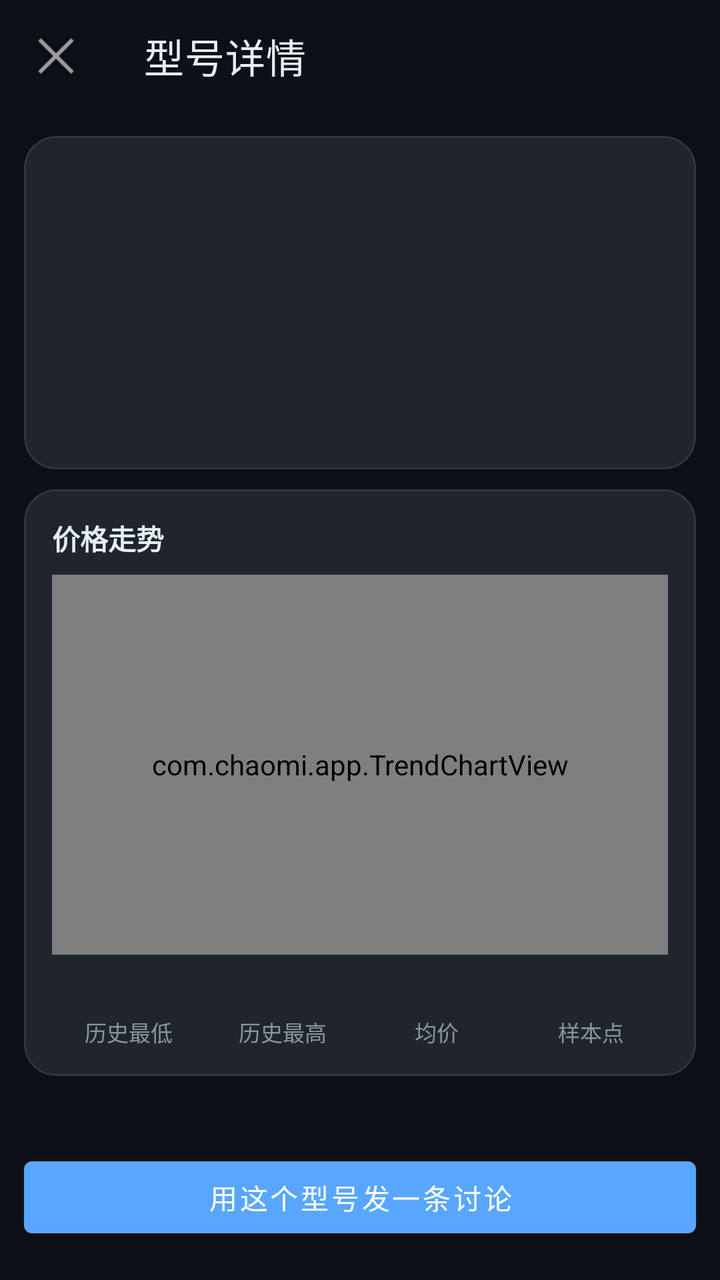
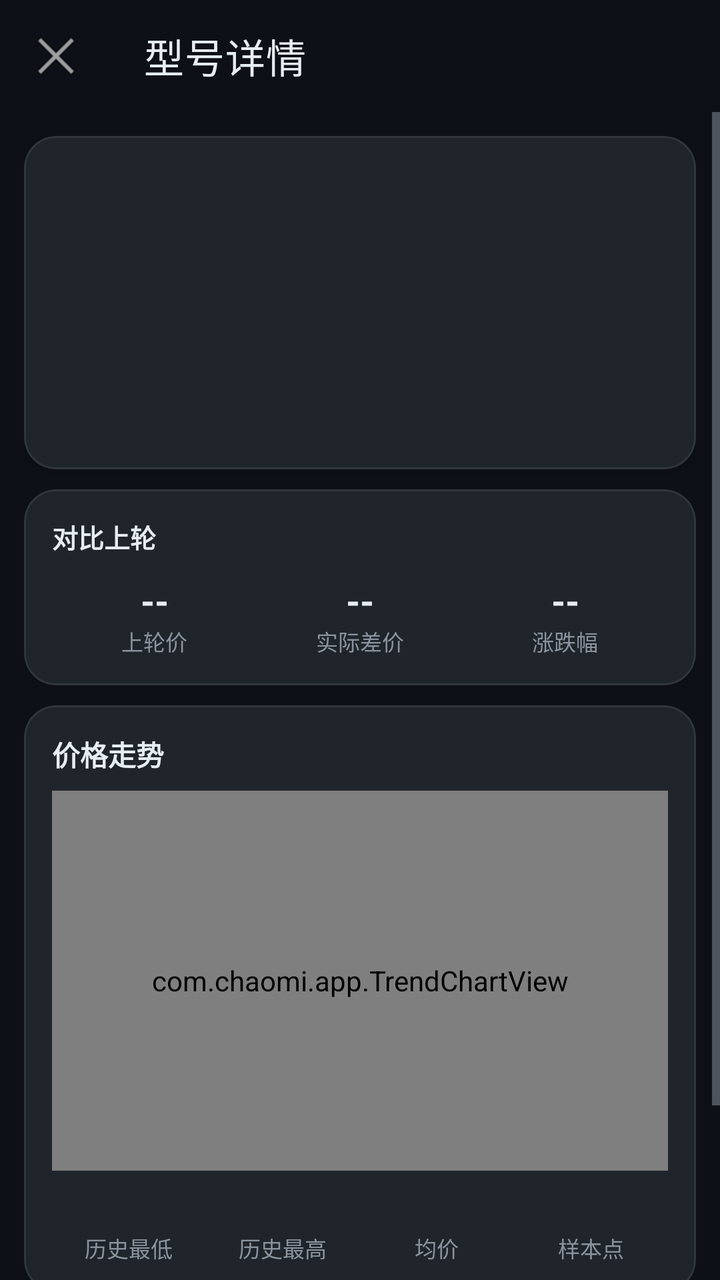

Two renders of the same Android screen: before a commit and after it. Below are the layout's source before the change and the commit's diff.
<!-- AndroidManifest.xml: application theme Theme.Chaomi -->
<!-- res/layout/activity_model_detail.xml -->
<?xml version="1.0" encoding="utf-8"?>
<LinearLayout
    xmlns:android="http://schemas.android.com/apk/res/android"
    android:id="@+id/root"
    xmlns:app="http://schemas.android.com/apk/res-auto"
    android:layout_width="match_parent"
    android:layout_height="match_parent"
    android:orientation="vertical"
    android:background="@color/chaomi_bg">

    <com.google.android.material.appbar.MaterialToolbar
        android:id="@+id/toolbar"
        android:layout_width="match_parent"
        android:layout_height="?attr/actionBarSize"
        android:background="@color/chaomi_bg"
        app:navigationIcon="@android:drawable/ic_menu_close_clear_cancel"
        app:title="型号详情"
        app:titleTextColor="@color/chaomi_text" />

    <ScrollView
        android:layout_width="match_parent"
        android:layout_height="0dp"
        android:layout_weight="1"
        android:fillViewport="true">

        <LinearLayout
            android:layout_width="match_parent"
            android:layout_height="wrap_content"
            android:orientation="vertical"
            android:padding="12dp">

            <com.google.android.material.card.MaterialCardView
                android:layout_width="match_parent"
                android:layout_height="wrap_content"
                app:cardBackgroundColor="@color/chaomi_surface"
                app:cardCornerRadius="16dp"
                app:strokeColor="@color/chaomi_border"
                app:strokeWidth="1dp">

                <LinearLayout
                    android:layout_width="match_parent"
                    android:layout_height="wrap_content"
                    android:orientation="vertical"
                    android:padding="16dp">

                    <TextView
                        android:id="@+id/dCat"
                        android:layout_width="wrap_content"
                        android:layout_height="wrap_content"
                        android:textSize="11sp"
                        android:textColor="@color/chaomi_gold" />

                    <TextView
                        android:id="@+id/dModel"
                        android:layout_width="match_parent"
                        android:layout_height="wrap_content"
                        android:layout_marginTop="4dp"
                        android:textColor="@color/chaomi_text"
                        android:textSize="20sp"
                        android:textStyle="bold" />

                    <TextView
                        android:id="@+id/dSpec"
                        android:layout_width="match_parent"
                        android:layout_height="wrap_content"
                        android:layout_marginTop="2dp"
                        android:textColor="@color/chaomi_text_dim"
                        android:textSize="12sp" />

                    <LinearLayout
                        android:layout_width="match_parent"
                        android:layout_height="wrap_content"
                        android:layout_marginTop="10dp"
                        android:gravity="bottom"
                        android:orientation="horizontal">

                        <TextView
                            android:id="@+id/dPrice"
                            android:layout_width="wrap_content"
                            android:layout_height="wrap_content"
                            android:textColor="@color/chaomi_text"
                            android:textSize="30sp"
                            android:textStyle="bold" />

                        <TextView
                            android:id="@+id/dChange"
                            android:layout_width="wrap_content"
                            android:layout_height="wrap_content"
                            android:layout_marginStart="10dp"
                            android:layout_marginBottom="4dp"
                            android:textSize="14sp" />
                    </LinearLayout>

                    <TextView
                        android:id="@+id/dShop"
                        android:layout_width="match_parent"
                        android:layout_height="wrap_content"
                        android:layout_marginTop="4dp"
                        android:textColor="@color/chaomi_text_dim"
                        android:textSize="12sp" />
                </LinearLayout>
            </com.google.android.material.card.MaterialCardView>

            <com.google.android.material.card.MaterialCardView
                android:layout_width="match_parent"
                android:layout_height="wrap_content"
                android:layout_marginTop="10dp"
                app:cardBackgroundColor="@color/chaomi_surface"
                app:cardCornerRadius="16dp"
                app:strokeColor="@color/chaomi_border"
                app:strokeWidth="1dp">

                <LinearLayout
                    android:layout_width="match_parent"
                    android:layout_height="wrap_content"
                    android:orientation="vertical"
                    android:padding="14dp">

                    <TextView
                        android:layout_width="match_parent"
                        android:layout_height="wrap_content"
                        android:text="价格走势"
                        android:textColor="@color/chaomi_text"
                        android:textSize="14sp"
                        android:textStyle="bold" />

                    <com.chaomi.app.TrendChartView
                        android:id="@+id/chart"
                        android:layout_width="match_parent"
                        android:layout_height="190dp"
                        android:layout_marginTop="8dp" />

                    <LinearLayout
                        android:layout_width="match_parent"
                        android:layout_height="wrap_content"
                        android:layout_marginTop="10dp"
                        android:orientation="horizontal">

                        <LinearLayout
                            android:layout_width="0dp"
                            android:layout_height="wrap_content"
                            android:layout_weight="1"
                            android:gravity="center"
                            android:orientation="vertical">

                            <TextView
                                android:id="@+id/sMin"
                                android:layout_width="wrap_content"
                                android:layout_height="wrap_content"
                                android:textColor="@color/chaomi_text"
                                android:textSize="15sp"
                                android:textStyle="bold" />

                            <TextView
                                android:layout_width="wrap_content"
                                android:layout_height="wrap_content"
                                android:text="历史最低"
                                android:textColor="@color/chaomi_text_dim"
                                android:textSize="11sp" />
                        </LinearLayout>

                        <LinearLayout
                            android:layout_width="0dp"
                            android:layout_height="wrap_content"
                            android:layout_weight="1"
                            android:gravity="center"
                            android:orientation="vertical">

                            <TextView
                                android:id="@+id/sMax"
                                android:layout_width="wrap_content"
                                android:layout_height="wrap_content"
                                android:textColor="@color/chaomi_text"
                                android:textSize="15sp"
                                android:textStyle="bold" />

                            <TextView
                                android:layout_width="wrap_content"
                                android:layout_height="wrap_content"
                                android:text="历史最高"
                                android:textColor="@color/chaomi_text_dim"
                                android:textSize="11sp" />
                        </LinearLayout>

                        <LinearLayout
                            android:layout_width="0dp"
                            android:layout_height="wrap_content"
                            android:layout_weight="1"
                            android:gravity="center"
                            android:orientation="vertical">

                            <TextView
                                android:id="@+id/sAvg"
                                android:layout_width="wrap_content"
                                android:layout_height="wrap_content"
                                android:textColor="@color/chaomi_text"
                                android:textSize="15sp"
                                android:textStyle="bold" />

                            <TextView
                                android:layout_width="wrap_content"
                                android:layout_height="wrap_content"
                                android:text="均价"
                                android:textColor="@color/chaomi_text_dim"
                                android:textSize="11sp" />
                        </LinearLayout>

                        <LinearLayout
                            android:layout_width="0dp"
                            android:layout_height="wrap_content"
                            android:layout_weight="1"
                            android:gravity="center"
                            android:orientation="vertical">

                            <TextView
                                android:id="@+id/sCount"
                                android:layout_width="wrap_content"
                                android:layout_height="wrap_content"
                                android:textColor="@color/chaomi_text"
                                android:textSize="15sp"
                                android:textStyle="bold" />

                            <TextView
                                android:layout_width="wrap_content"
                                android:layout_height="wrap_content"
                                android:text="样本点"
                                android:textColor="@color/chaomi_text_dim"
                                android:textSize="11sp" />
                        </LinearLayout>
                    </LinearLayout>
                </LinearLayout>
            </com.google.android.material.card.MaterialCardView>

            <TextView
                android:id="@+id/dTitle"
                android:layout_width="match_parent"
                android:layout_height="wrap_content"
                android:layout_marginTop="10dp"
                android:layout_marginStart="4dp"
                android:textColor="@color/chaomi_text_dim"
                android:textSize="11sp" />

            <com.google.android.material.button.MaterialButton
                android:id="@+id/btnPost"
                android:layout_width="match_parent"
                android:layout_height="wrap_content"
                android:layout_marginTop="12dp"
                android:text="用这个型号发一条讨论"
                app:backgroundTint="@color/chaomi_accent" />
        </LinearLayout>
    </ScrollView>
</LinearLayout>
<!-- resources referenced by this layout -->
<resources>
  <color name="chaomi_accent">#58a6ff</color>
  <color name="chaomi_bg">#0d1117</color>
  <color name="chaomi_border">#30363d</color>
  <color name="chaomi_gold">#e3b341</color>
  <color name="chaomi_surface">#161b22</color>
  <color name="chaomi_text">#e6edf3</color>
  <color name="chaomi_text_dim">#8b949e</color>
  <style name="Theme.Chaomi" parent="Theme.MaterialComponents.NoActionBar">
          <item name="colorPrimary">@color/chaomi_accent</item>
          <item name="colorPrimaryVariant">@color/chaomi_accent_2</item>
          <item name="colorOnPrimary">#ffffff</item>
          <item name="colorSecondary">@color/chaomi_gold</item>
          <item name="colorOnSecondary">#1c2128</item>
          <item name="android:colorBackground">@color/chaomi_bg</item>
          <item name="colorSurface">@color/chaomi_surface</item>
          <item name="colorOnSurface">@color/chaomi_text</item>
          <item name="android:textColor">@color/chaomi_text</item>
          <item name="android:textColorPrimary">@color/chaomi_text</item>
          <item name="android:textColorSecondary">@color/chaomi_text_dim</item>
          <item name="android:statusBarColor">@color/chaomi_bg</item>
          <item name="android:navigationBarColor">@color/chaomi_bg</item>
          <item name="android:windowLightStatusBar">false</item>
          <item name="android:windowLightNavigationBar">false</item>
          <item name="bottomSheetDialogTheme">@style/Theme.Chaomi.BottomSheet</item>
      </style>
  <color name="chaomi_accent_2">#1f6feb</color>
  <style name="Theme.Chaomi.BottomSheet" parent="Theme.MaterialComponents.BottomSheetDialog">
          <item name="android:colorBackground">@color/chaomi_surface</item>
          <item name="colorSurface">@color/chaomi_surface</item>
          <item name="android:statusBarColor">@color/chaomi_bg</item>
      </style>
</resources>

<!-- the commit's change to res/layout/activity_model_detail.xml (unified diff, before → after) -->
@@ -101,6 +101,114 @@
                 </LinearLayout>
             </com.google.android.material.card.MaterialCardView>
 
+            
+            <com.google.android.material.card.MaterialCardView
+                android:id="@+id/prevCard"
+                android:layout_width="match_parent"
+                android:layout_height="wrap_content"
+                android:layout_marginTop="10dp"
+                app:cardBackgroundColor="@color/chaomi_surface"
+                app:cardCornerRadius="16dp"
+                app:strokeColor="@color/chaomi_border"
+                app:strokeWidth="1dp">
+
+                <LinearLayout
+                    android:layout_width="match_parent"
+                    android:layout_height="wrap_content"
+                    android:orientation="vertical"
+                    android:padding="14dp">
+
+                    <TextView
+                        android:id="@+id/prevTitle"
+                        android:layout_width="match_parent"
+                        android:layout_height="wrap_content"
+                        android:text="对比上轮"
+                        android:textColor="@color/chaomi_text"
+                        android:textSize="13sp"
+                        android:textStyle="bold" />
+
+                    <LinearLayout
+                        android:layout_width="match_parent"
+                        android:layout_height="wrap_content"
+                        android:layout_marginTop="10dp"
+                        android:orientation="horizontal">
+
+                        <LinearLayout
+                            android:layout_width="0dp"
+                            android:layout_height="wrap_content"
+                            android:layout_weight="1"
+                            android:gravity="center"
+                            android:orientation="vertical">
+
+                            <TextView
+                                android:id="@+id/pPrev"
+                                android:layout_width="wrap_content"
+                                android:layout_height="wrap_content"
+                                android:text="--"
+                                android:textColor="@color/chaomi_text"
+                                android:textSize="18sp"
+                                android:textStyle="bold" />
+
+                            <TextView
+                                android:id="@+id/pPrevLabel"
+                                android:layout_width="wrap_content"
+                                android:layout_height="wrap_content"
+                                android:text="上轮价"
+                                android:textColor="@color/chaomi_text_dim"
+                                android:textSize="11sp" />
+                        </LinearLayout>
+
+                        <LinearLayout
+                            android:layout_width="0dp"
+                            android:layout_height="wrap_content"
+                            android:layout_weight="1"
+                            android:gravity="center"
+                            android:orientation="vertical">
+
+                            <TextView
+                                android:id="@+id/pDiff"
+                                android:layout_width="wrap_content"
+                                android:layout_height="wrap_content"
+                                android:text="--"
+                                android:textColor="@color/chaomi_text"
+                                android:textSize="18sp"
+                                android:textStyle="bold" />
+
+                            <TextView
+                                android:layout_width="wrap_content"
+                                android:layout_height="wrap_content"
+                                android:text="实际差价"
+                                android:textColor="@color/chaomi_text_dim"
+                                android:textSize="11sp" />
+                        </LinearLayout>
+
+                        <LinearLayout
+                            android:layout_width="0dp"
+                            android:layout_height="wrap_content"
+                            android:layout_weight="1"
+                            android:gravity="center"
+                            android:orientation="vertical">
+
+                            <TextView
+                                android:id="@+id/pPct"
+                                android:layout_width="wrap_content"
+                                android:layout_height="wrap_content"
+                                android:text="--"
+                                android:textColor="@color/chaomi_text"
+                                android:textSize="18sp"
+                                android:textStyle="bold" />
+
+                            <TextView
+                                android:layout_width="wrap_content"
+                                android:layout_height="wrap_content"
+                                android:text="涨跌幅"
+                                android:textColor="@color/chaomi_text_dim"
+                                android:textSize="11sp" />
+                        </LinearLayout>
+                    </LinearLayout>
+                </LinearLayout>
+            </com.google.android.material.card.MaterialCardView>
+
             <com.google.android.material.card.MaterialCardView
                 android:layout_width="match_parent"
                 android:layout_height="wrap_content"
